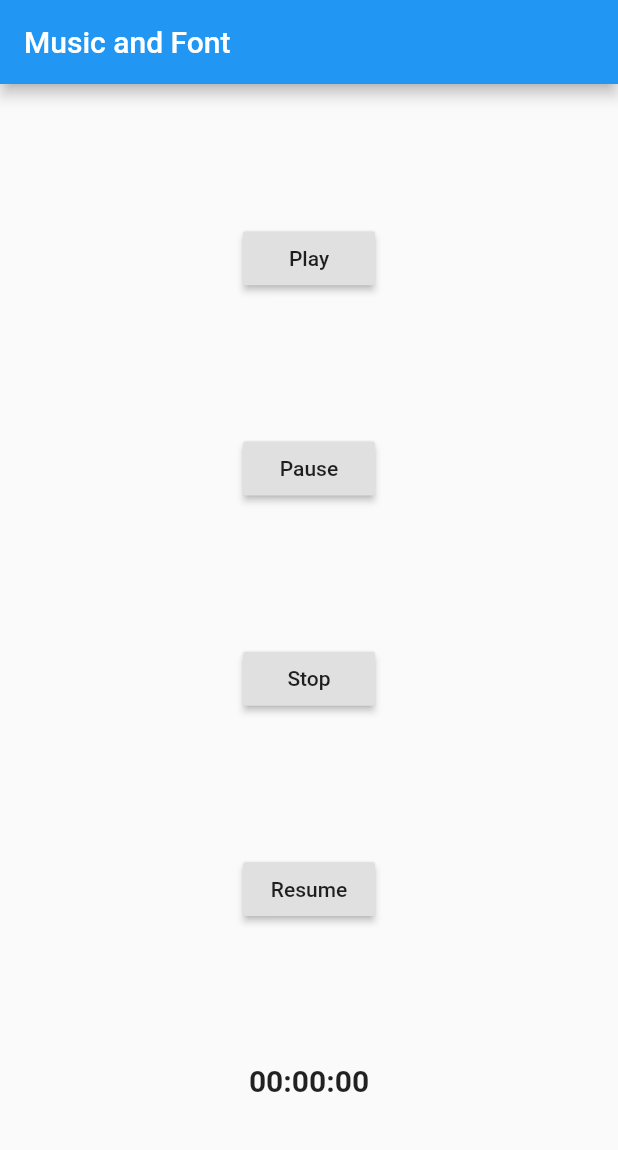
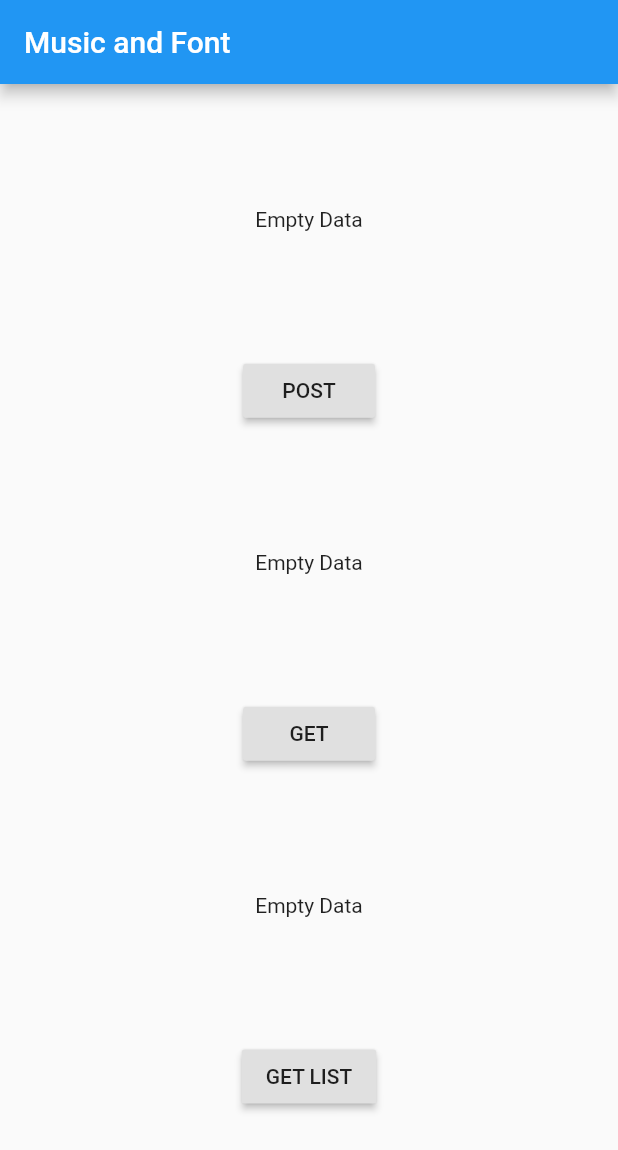
Before and after one commit to mumuhkustino/ngoding_flutter, a Flutter app: the screen it shows after launch, on a phone screen of 412 x 824 dp. Shown: the top 1150 px of the screen. Run offline on Flutter 3.47's test engine with Material 2 defaults, Android fonts, the phone set to English and light mode, and no system bars.

Commit message:
Create HTTP Request
Menambahkan HTTP Request (36, 37, 38)

```diff
--- a/lib/main.dart
+++ b/lib/main.dart
@@ -1,10 +1,8 @@
 import 'dart:ui';
+import 'package:flutter/material.dart';
+import 'user_method_post.dart';
 
-import 'package:audioplayers/audioplayers.dart';
-import 'package:flutter/material.dart';
-// import 'package:qrscan/qrscan.dart' as scanner;
-// import 'package:simple_permissions/simple_permissions.dart';
-// import 'package:permission_handler/permission_handler.dart';
+import 'user_model.dart';
 
 void main() => runApp(MyApp());
 
@@ -16,40 +14,9 @@ class MyApp extends StatefulWidget {
 }
 
 class _MyAppState extends State<MyApp> {
-  AudioPlayer audioPlayer;
-  String duration = "00:00:00";
-  String url;
-
-  _MyAppState() {
-    audioPlayer = AudioPlayer();
-    audioPlayer.onAudioPositionChanged.listen((_duration) {
-      setState(() {
-        duration = _duration.toString();
-      });
-    });
-    audioPlayer.setReleaseMode(ReleaseMode.LOOP);
-  }
-
-  void playSound(String url) async {
-    await audioPlayer.play(url);
-  }
-
-  void playSeekSound(String url, int second) async {
-    await audioPlayer.seek(Duration(seconds: second));
-    await audioPlayer.play(url);
-  }
-
-  void pauseSound() async {
-    await audioPlayer.pause();
-  }
-
-  void stopSound() async {
-    await audioPlayer.stop();
-  }
-
-  void resumeSound() async {
-    await audioPlayer.resume();
-  }
+  UserPostResult postResult = null;
+  User user = null;
+  String result = "Empty Data";
 
   @override
   Widget build(BuildContext context) {
@@ -62,37 +29,47 @@ class _MyAppState extends State<MyApp> {
         child: Column(
           mainAxisAlignment: MainAxisAlignment.spaceEvenly,
           children: <Widget>[
+            Text((postResult != null)
+                ? postResult.id +
+                    " | " +
+                    postResult.name +
+                    " | " +
+                    postResult.job +
+                    " | " +
+                    postResult.createdAt
+                : "Empty Data"),
             RaisedButton(
               onPressed: () {
-                playSound(url);
+                UserPostResult.connectToAPI("Stack", "Overflow").then((value) {
+                  postResult = value;
+                  setState(() {});
+                });
               },
-              child: Text("Play"),
+              child: Text("POST"),
             ),
+            Text((user != null) ? user.id + " | " + user.name : "Empty Data"),
             RaisedButton(
               onPressed: () {
-                pauseSound();
+                User.connectToAPI("3").then((value) {
+                  user = value;
+                  setState(() {});
+                });
               },
-              child: Text("Pause"),
+              child: Text("GET"),
             ),
+            Text(result),
             RaisedButton(
               onPressed: () {
-                stopSound();
+                User.getUsers("1").then((value) {
+                  result = "";
+                  for (int i = 0; i < value.length; i++) {
+                    result = result + "[ " + value[i].name + " ] ";
+                  }
+                  setState(() {});
+                });
               },
-              child: Text("Stop"),
+              child: Text("GET LIST"),
             ),
-            RaisedButton(
-              onPressed: () {
-                resumeSound();
-              },
-              child: Text("Resume"),
-            ),
-            Text(
-              duration,
-              style: TextStyle(
-                  fontSize: 20,
-                  fontWeight: FontWeight.w600,
-                  fontFeatures: [FontFeature.enable("smcp")]),
-            )
           ],
         ),
       ),
--- /dev/null
+++ b/lib/user_method_post.dart
@@ -0,0 +1,28 @@
+import 'dart:convert';
+import 'package:http/http.dart' as http;
+
+class UserPostResult {
+  String id;
+  String name;
+  String job;
+  String createdAt;
+
+  UserPostResult({this.id, this.name, this.job, this.createdAt});
+
+  factory UserPostResult.createPostResult(Map<String, dynamic> object) {
+    return UserPostResult(
+        id: object['id'],
+        name: object['name'],
+        job: object['job'],
+        createdAt: object['createdAt']);
+  }
+
+  static Future<UserPostResult> connectToAPI(String name, String job) async {
+    String apiURL = "https://reqres.in/api/users";
+
+    var apiResult = await http.post(apiURL, body: {"name": name, "job": job});
+    var jsonObject = json.decode(apiResult.body);
+
+    return UserPostResult.createPostResult(jsonObject);
+  }
+}
--- /dev/null
+++ b/lib/user_model.dart
@@ -0,0 +1,39 @@
+import 'dart:convert';
+import 'package:http/http.dart' as http;
+
+class User {
+  String id;
+  String name;
+
+  User({this.id, this.name});
+
+  factory User.createUser(Map<String, dynamic> object) {
+    return User(
+        id: object['id'].toString(),
+        name: object['first_name'] + " " + object['last_name']);
+  }
+
+  static Future<User> connectToAPI(String id) async {
+    String apiURL = "https://reqres.in/api/users/" + id;
+
+    var apiResult = await http.get(apiURL);
+    var jsonObject = json.decode(apiResult.body);
+    var userData = (jsonObject as Map<String, dynamic>)['data'];
+
+    return User.createUser(userData);
+  }
+
+  static Future<List<User>> getUsers(String page) async {
+    String apiURL = "https://reqres.in/api/users?page=" + page;
+
+    var apiResult = await http.get(apiURL);
+    var jsonObject = json.decode(apiResult.body);
+    List<dynamic> listUser = (jsonObject as Map<String, dynamic>)['data'];
+
+    List<User> users = [];
+    for (int i = 0; i < listUser.length; i++) {
+      users.add(User.createUser(listUser[i]));
+    }
+    return users;
+  }
+}
--- a/pubspec.yaml
+++ b/pubspec.yaml
@@ -23,7 +23,7 @@ dependencies:
   # The following adds the Cupertino Icons font to your application.
   # Use with the CupertinoIcons class for iOS style icons.
   cupertino_icons: ^0.1.2
-  audioplayers: ^0.13.0
+  http: ^0.12.0+2
 
 dev_dependencies:
   flutter_test:
```
Also changed, not shown: 2 other files.
